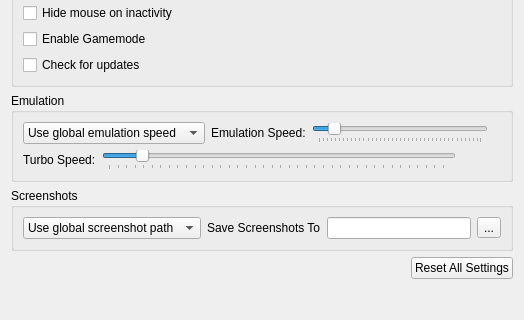
This is src/citra_qt/configuration/configure_general.ui in amwatson/CitraVR as Qt 5 draws it before an edit; both pictures show x 0 to 524 and y 115 to 435 of the 524 by 578 pixel window. The edited form follows.
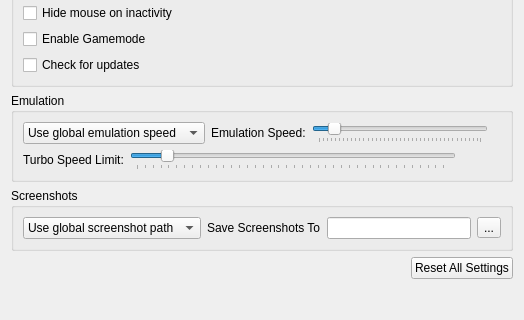
This is the edited form.

Commit message:
Internally rename `turbo_speed` and similar to `turbo_limit`
This aligns with the pre-existing `frame_limit` value

Diff of the .ui file:
```diff
--- a/src/citra_qt/configuration/configure_general.ui
+++ b/src/citra_qt/configuration/configure_general.ui
@@ -165,7 +165,7 @@
            <item>
             <widget class="QLabel" name="turbo_speed_label">
              <property name="text">
-              <string>Turbo Speed:</string>
+              <string>Turbo Speed Limit:</string>
              </property>
             </widget>
            </item>
```
Left out of the diff: 10 changed lines with no effect on the pictures. The commit also changes 14 other files.
